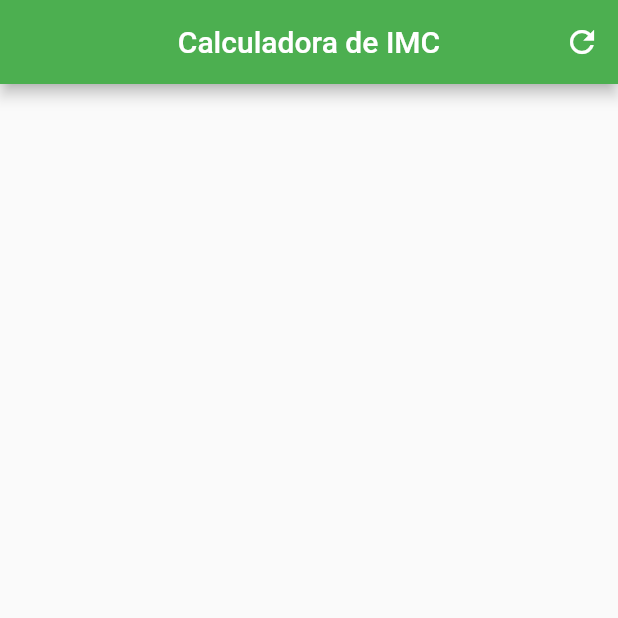
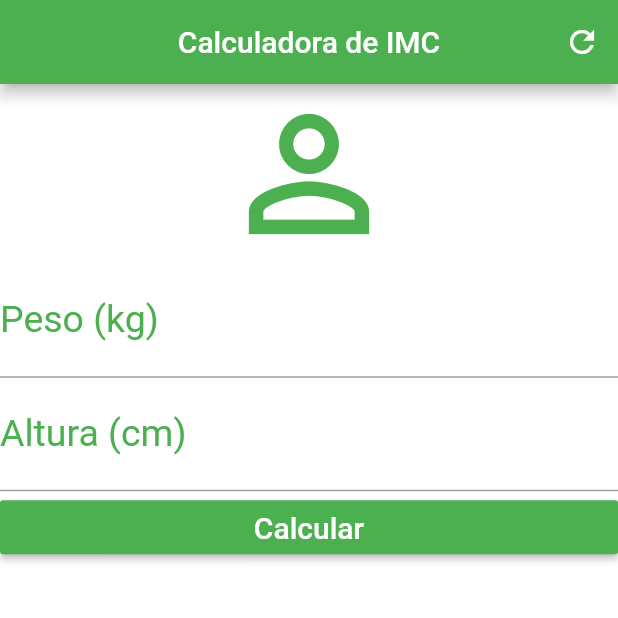
Before and after one commit to joaoprosa/calcImc_app, a Flutter app: the screen it shows after launch, on a phone screen of 412 x 824 dp, the top half of it. Run offline on Flutter 3.47's test engine with Material 2 defaults, Android fonts, the phone set to English and light mode, and no system bars.

Commit message:
inputs e buttons colocados

```diff
--- a/lib/main.dart
+++ b/lib/main.dart
@@ -1,10 +1,9 @@
 import 'package:flutter/material.dart';
 
-void main (){
+void main() {
   runApp(MaterialApp(
     home: Home(),
   ));
-
 }
 
 class Home extends StatefulWidget {
@@ -21,8 +20,40 @@ class _HomeState extends State<Home> {
         centerTitle: true,
         backgroundColor: Colors.green,
         actions: <Widget>[
-          IconButton(icon: Icon(Icons.refresh),
-            onPressed: (){},)
+          IconButton(
+            icon: Icon(Icons.refresh),
+            onPressed: () {},
+          )
+        ],
+      ),
+      backgroundColor: Colors.white,
+      body: Column(
+        crossAxisAlignment: CrossAxisAlignment.stretch,
+        children: <Widget>[
+          Icon(Icons.person_outline, size: 120.0, color: Colors.green),
+          TextField(
+            keyboardType: TextInputType.number,
+            decoration: InputDecoration(
+              labelText: "Peso (kg)",
+              labelStyle: TextStyle(color: Colors.green),
+            ),
+            textAlign: TextAlign.center,
+            style: TextStyle(color: Colors.green, fontSize: 25.0),
+          ),
+          TextField(
+            keyboardType: TextInputType.number,
+            decoration: InputDecoration(
+              labelText: "Altura (cm)",
+              labelStyle: TextStyle(color: Colors.green),
+            ),
+            textAlign: TextAlign.center,
+            style: TextStyle(color: Colors.green, fontSize: 25.0),
+          ),
+          RaisedButton(
+            onPressed: (){},
+            child: Text("Calcular", style: TextStyle(color: Colors.white, fontSize: 20.0),),
+            color: Colors.green,
+          )
         ],
       ),
     );
```
